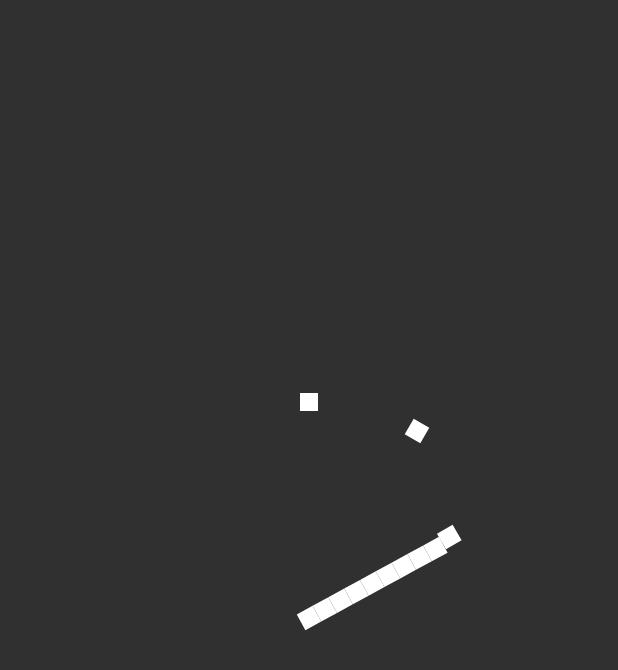
After one commit to JideGuru/animation_playground, a Flutter app: the ClockLoader screen opened directly, on a phone screen of 412 x 824 dp. The commit adds this screen. Shown: the top 670 px of the screen. Run offline on Flutter 3.47's test engine with Material 2 defaults, Android fonts, the light colour scheme and no system bars.

Commit message:
added Rain animation and clock loader

```diff
--- /dev/null
+++ b/lib/animations/loaders/clock_loader.dart
@@ -0,0 +1,105 @@
+import 'dart:math' as math;
+
+import 'package:flutter/material.dart';
+
+class ClockLoader extends StatefulWidget {
+  const ClockLoader({Key? key}) : super(key: key);
+
+  @override
+  State<ClockLoader> createState() => _ClockLoaderState();
+}
+
+class _ClockLoaderState extends State<ClockLoader>
+    with TickerProviderStateMixin {
+  static const tickLength = 12;
+  static const squareSize = 12.0;
+  List<int> colors = List.generate(tickLength, (index) => index);
+  late Animation tickAnimation;
+  late AnimationController animationController;
+
+  @override
+  void initState() {
+    super.initState();
+    animationController = AnimationController(
+      vsync: this,
+      duration: const Duration(milliseconds: 8000),
+    )
+      ..forward()..repeat();
+    tickAnimation = Tween<double>(
+      begin: 0,
+      end: 4 * math.pi,
+    ).animate(
+        CurvedAnimation(parent: animationController, curve: Curves.easeIn));
+    animationController.addListener(() {
+      if (animationController.isAnimating) {
+        setState(() {});
+      }
+    });
+  }
+
+  @override
+  void dispose() {
+    animationController.dispose();
+    super.dispose();
+  }
+
+  @override
+  Widget build(BuildContext context) {
+    final screenSize = MediaQuery.of(context).size;
+    const offsetAngle = (2 * math.pi) / tickLength;
+    return Scaffold(
+      body: Center(
+        child: Stack(
+          children: [
+            ...colors.map<Widget>((e) {
+              int index = colors.indexOf(e);
+              final finalAngle = offsetAngle * (tickLength - 1 - index);
+              double rotate = () {
+                if (tickAnimation.value <= 2 * math.pi) {
+                  return math.min<double>(finalAngle, tickAnimation.value);
+                }
+                if (tickAnimation.value - 2 * math.pi < finalAngle) {
+                  return finalAngle;
+                }
+
+                return tickAnimation.value;
+              }();
+              double yDefaultPosition = -index * squareSize;
+              double translateY = () {
+                if (rotate == finalAngle) {
+                  return -tickLength * squareSize;
+                }
+
+                if (tickAnimation.value > 2 * math.pi) {
+                  return (index - tickLength) * squareSize;
+                }
+
+                return yDefaultPosition;
+              }();
+              return TweenAnimationBuilder(
+                tween: Tween<double>(
+                  begin: yDefaultPosition,
+                  end: translateY,
+                ),
+                duration: const Duration(milliseconds: 500),
+                builder: (context, translateYAnimValue, _) {
+                  return Transform.rotate(
+                    angle: rotate,
+                    child: Transform.translate(
+                      offset: Offset(0.0, translateYAnimValue),
+                      child: Container(
+                        height: squareSize,
+                        width: squareSize,
+                        color: Colors.white,
+                      ),
+                    ),
+                  );
+                },
+              );
+            }).toList(),
+          ],
+        ),
+      ),
+    );
+  }
+}
--- a/lib/main.dart
+++ b/lib/main.dart
@@ -12,7 +12,7 @@ class MyApp extends StatelessWidget {
   @override
   Widget build(BuildContext context) {
     return MaterialApp(
-      title: 'Flutter Demo',
+      title: 'Animation Playground',
       theme: ThemeData(
         primarySwatch: Colors.blue,
         brightness: Brightness.dark,
--- /dev/null
+++ b/lib/utils.dart
@@ -0,0 +1,36 @@
+import 'dart:math' as math;
+
+import 'package:flutter/material.dart';
+
+List<Color> colors = [
+  Colors.green,
+  Colors.blue,
+  Colors.indigo,
+  Colors.purple,
+  Colors.pink,
+  Colors.orange,
+  Colors.yellow,
+  Colors.greenAccent,
+  Colors.green,
+];
+
+const fullAngleInRadians = math.pi * 2;
+
+double normalizeAngle(double angle) => normalize(angle, fullAngleInRadians);
+
+Offset toPolar(Offset center, double radians, double radius) =>
+    center + Offset.fromDirection(radians, radius);
+
+double normalize(double value, double max) => (value % max + max) % max;
+
+double toAngle(Offset position, Offset center) => (position - center).direction;
+
+double toRadian(double value) => (value * math.pi) / 180;
+
+/// Re-maps a number from one range to another
+/// See map Function in processing https://processing.org/reference/map_.html
+/// https://stackoverflow.com/a/5735770/10835183
+double rangeMap(
+    double x, double inMin, double inMax, double outMin, double outMax) {
+  return (x - inMin) * (outMax - outMin) / (inMax - inMin) + outMin;
+}
```
Also changed, not shown: lib/animations/coding_train_challenges/rain.dart (added, +119 -0 lines), lib/animations_list.dart (+12 -0 lines), lib/list_page.dart (+28 -1 lines), lib/random_extension.dart (added, +8 -0 lines), gifs/clock_loader.gif (added), gifs/rain.gif (added), 1 other file.
